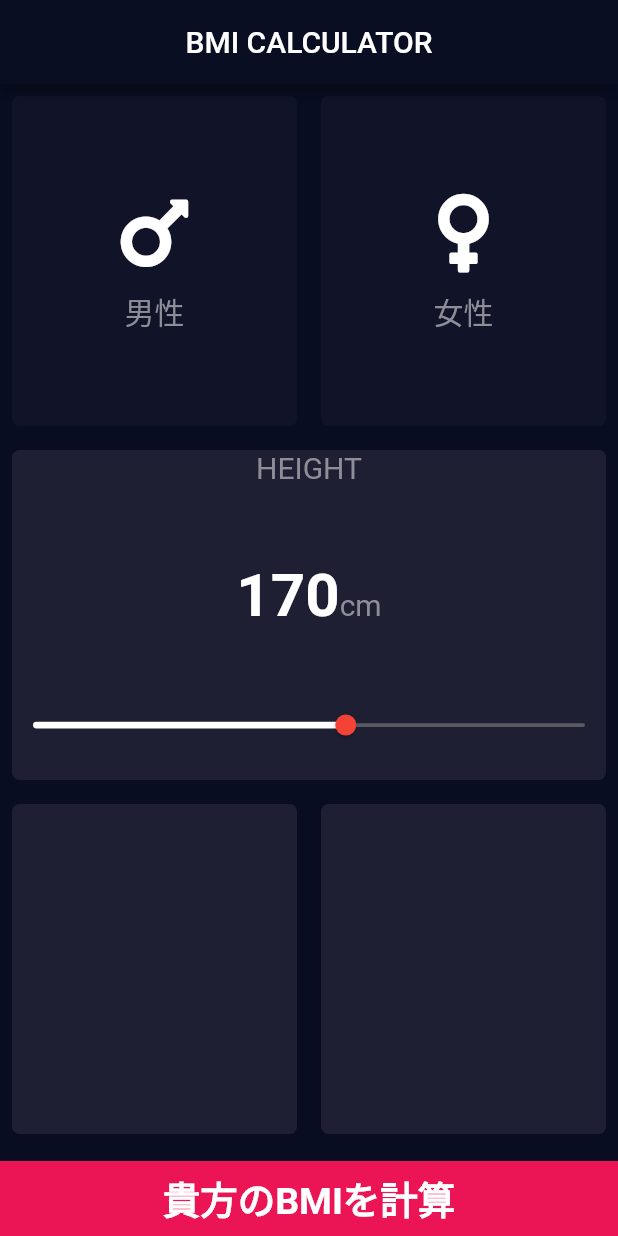
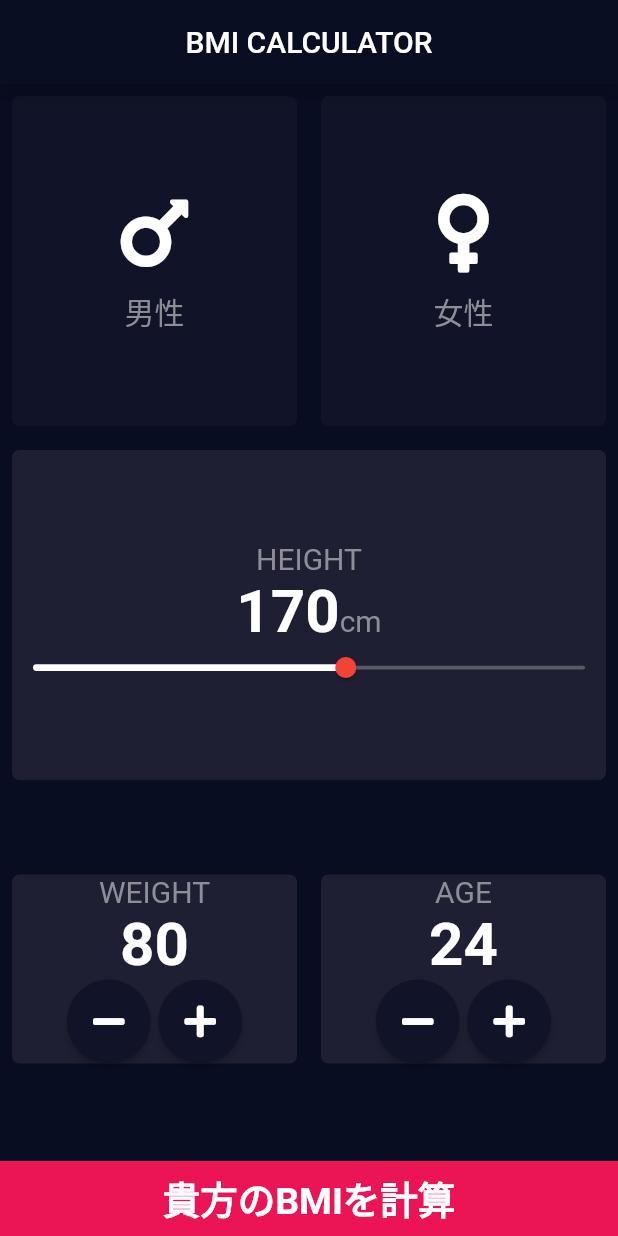
Before and after one commit to haguremon/bml_calculator_app, a Flutter app: the screen it shows after launch, on a phone screen of 412 x 824 dp. Run offline on Flutter 3.47's test engine with Material 2 defaults, Android fonts, the phone set to English and light mode, and no system bars; our stand-ins replace font_awesome_flutter.

Commit message:
RawMaterialButtonを使ってカスタムのボタンを作成した

```diff
--- a/lib/consts.dart
+++ b/lib/consts.dart
@@ -1,17 +1,24 @@
 import 'package:flutter/material.dart';
+import 'package:font_awesome_flutter/font_awesome_flutter.dart';
 //複数同じだと一箇所を変えるだけでいいからこうしてる
+//https://dribbble.com/shots/4585382-Simple-BMI-Calculator
 
 const kBottomContainerheight = 50.0;
 const kActiveCardColor = Color(0xFF1E1F32);
 const kInactiveCardColor = Color(0xFF111328);
 const kBottomContainerColor = Color(0xFFEB1455);
 
-const TextStyle kLabelTextStyle = TextStyle(
-  fontSize: 20,
-   color: Color(0xFF8D8E98)
-  );
+const TextStyle kLabelTextStyle =
+    TextStyle(fontSize: 20, color: Color(0xFF8D8E98));
 
-  const TextStyle kNumberTextStyle = TextStyle(
-  fontSize: 40,
-  fontWeight: FontWeight.w700
-  );
+const TextStyle kNumberTextStyle =
+    TextStyle(fontSize: 40, fontWeight: FontWeight.w700);
+
+const kIconMinus = Icon(
+  FontAwesomeIcons.minus,
+  color: Colors.white,
+);
+const kIconPlus= Icon(
+  FontAwesomeIcons.plus,
+   color: Colors.white,
+);
--- a/lib/input_page.dart
+++ b/lib/input_page.dart
@@ -18,6 +18,8 @@ class InputPage extends StatefulWidget {
 class _InputPageState extends State<InputPage> {
   Gender? _selectedGender;
   int _height = 170;
+  int _weight = 80;
+  int _age = 24;
 
   @override
   Widget build(BuildContext context) {
@@ -26,11 +28,7 @@ class _InputPageState extends State<InputPage> {
         centerTitle: true,
         title: const Text('BMI CALCULATOR'),
       ),
-      body: Column(
-        crossAxisAlignment: CrossAxisAlignment.stretch,
-
-
-         children: [
+      body: Column(crossAxisAlignment: CrossAxisAlignment.stretch, children: [
         Expanded(
           child: Row(
             children: <Widget>[
@@ -55,7 +53,7 @@ class _InputPageState extends State<InputPage> {
                 child: ReusableCard(
                     onPress: () {
                       setState(() {
-                        _selectedGender = Gender.male;
+                        _selectedGender = Gender.female;
                       });
                     },
                     color: _selectedGender == Gender.female
@@ -75,15 +73,11 @@ class _InputPageState extends State<InputPage> {
             cardChild: Column(
                 mainAxisAlignment: MainAxisAlignment.center,
                 children: <Widget>[
-                  const Expanded(
-                     child: Text(
-
+                  const Text(
                     'HEIGHT',
                     style: kLabelTextStyle,
                   ),
-                   ),
-                  Expanded(
-                    child: Row(
+                  Row(
                     mainAxisAlignment: MainAxisAlignment.center,
                     crossAxisAlignment: CrossAxisAlignment.baseline,
                     textBaseline: TextBaseline.alphabetic, //ベースラインを揃えるだけ
@@ -98,24 +92,20 @@ class _InputPageState extends State<InputPage> {
                       ),
                     ],
                   ),
-                  ),
-                  Expanded(
-                    //特定のコンポーネントにThemeを指定
-                    child: SliderTheme(
-                      data:SliderTheme.of(context).copyWith(
+                  SliderTheme(
+                    data: SliderTheme.of(context).copyWith(
                       trackHeight: 2.5,
-                        activeTrackColor:Colors.white,
-                        inactiveTrackColor: const Color.fromARGB(119, 158, 158, 158),
+                      activeTrackColor: Colors.white,
+                      inactiveTrackColor:
+                          const Color.fromARGB(119, 158, 158, 158),
                       thumbShape: const RoundSliderThumbShape(
                         enabledThumbRadius: 7,
                       ),
                       thumbColor: Colors.red,
-
                       overlayShape: const RoundSliderOverlayShape(
                         overlayRadius: 14,
                       ),
                       overlayColor: const Color.fromARGB(91, 244, 67, 54),
-
                     ),
                     child: Slider(
                       min: 0,
@@ -126,9 +116,6 @@ class _InputPageState extends State<InputPage> {
                           _height = newValue.round();
                         });
                       },
-
-
-                      ),
                     ),
                   )
                 ]),
@@ -136,12 +123,94 @@ class _InputPageState extends State<InputPage> {
         ),
         Expanded(
           child: Row(
-            children: const [
+            children: [
               Expanded(
-                child: ReusableCard(color: kActiveCardColor),
+                child: ReusableCard(
+                  color: kActiveCardColor,
+                  cardChild: SingleChildScrollView(
+                    child: Column(
+                      mainAxisAlignment: MainAxisAlignment.center,
+                      children: <Widget>[
+                        const Text(
+                          'WEIGHT',
+                          style: kLabelTextStyle,
+                        ),
+                        Text(
+                          _weight.toString(),
+                          style: kNumberTextStyle,
+                        ),
+                        Row(
+                          mainAxisAlignment: MainAxisAlignment.center,
+                          children: <Widget>[
+                            RoundIconButton(
+                              icon: kIconMinus,
+                              onTap: () {
+                                setState(() {
+                                  _weight--;
+                                });
+                              },
+                            ),
+                            SizedBox(
+                              width: 5,
+                            ),
+                            RoundIconButton(
+                              icon: kIconPlus,
+                              onTap: () {
+                                setState(() {
+                                  _weight++;
+                                });
+                              },
+                            )
+                          ],
+                        )
+                      ],
+                    ),
+                  ),
+                ),
               ),
               Expanded(
-                child: ReusableCard(color: kActiveCardColor),
+                child: ReusableCard(
+                  color: kActiveCardColor,
+                  cardChild: SingleChildScrollView(
+                    child: Column(
+                      mainAxisAlignment: MainAxisAlignment.center,
+                      children: <Widget>[
+                        const Text(
+                          'AGE',
+                          style: kLabelTextStyle,
+                        ),
+                        Text(
+                          _age.toString(),
+                          style: kNumberTextStyle,
+                        ),
+                        Row(
+                          mainAxisAlignment: MainAxisAlignment.center,
+                          children: <Widget>[
+                            RoundIconButton(
+                              icon: kIconMinus,
+                              onTap: () {
+                                setState(() {
+                                  _age--;
+                                });
+                              },
+                            ),
+                            const SizedBox(
+                              width: 5,
+                            ),
+                            RoundIconButton(
+                              icon: kIconPlus,
+                              onTap: () {
+                                setState(() {
+                                  _age++;
+                                });
+                              },
+                            )
+                          ],
+                        )
+                      ],
+                    ),
+                  ),
+                ),
               ),
             ],
           ),
@@ -166,3 +235,25 @@ class _InputPageState extends State<InputPage> {
     );
   }
 }
+
+class RoundIconButton extends StatelessWidget {
+  final Icon icon;
+  final VoidCallback onTap;
+
+  // ignore: use_key_in_widget_constructors
+  const RoundIconButton({required this.icon, required this.onTap});
+
+  @override
+  Widget build(BuildContext context) {
+    return RawMaterialButton(
+      child: icon,
+      onPressed: onTap,
+     constraints: const BoxConstraints.tightFor(
+        width: 56,
+        height: 56,
+      ),
+      shape: const CircleBorder(),
+      fillColor: kInactiveCardColor,
+    );
+  }
+}
--- a/lib/main.dart
+++ b/lib/main.dart
@@ -14,28 +14,6 @@ class BMICalculator extends StatelessWidget {
       theme: ThemeData.dark().copyWith(
         appBarTheme: const AppBarTheme(backgroundColor: Color(0xFF090E22)),
          scaffoldBackgroundColor: const Color(0xff090D22),
-        //  textTheme: const TextTheme(
-        //    bodyText2: TextStyle(color: Colors.white) //ダークモードなのでテキストの色を変更しなくてもいい
-        //    ),
-        /*//sliderのテーマが統一できる
-              sliderTheme: SliderTheme.of(context).copyWith(
-                        trackHeight: 2.5,
-                        activeTrackColor:Colors.white,
-                        inactiveTrackColor: const Color.fromARGB(119, 158, 158, 158),
-                        thumbShape: const RoundSliderThumbShape(
-                          enabledThumbRadius: 7,
-                        ),
-                         thumbColor: Colors.red,
-
-                        overlayShape: const RoundSliderOverlayShape(
-                          overlayRadius: 14,
-                        ),
-                      overlayColor: const Color.fromARGB(91, 244, 67, 54),
-
-                      ),
-
-        */
-
       ),
       home: InputPage(),
     );
```
Also changed, not shown: lib/bottom_content.dart (added, +69 -0 lines). Lines whose indentation alone changed are shown as unchanged.
